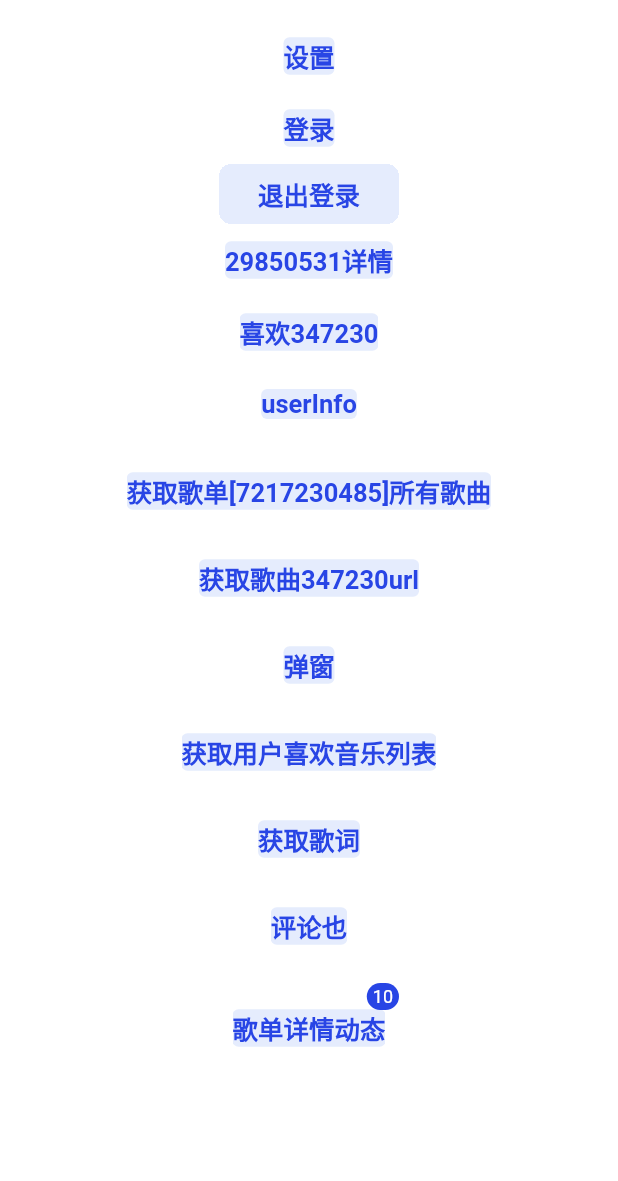
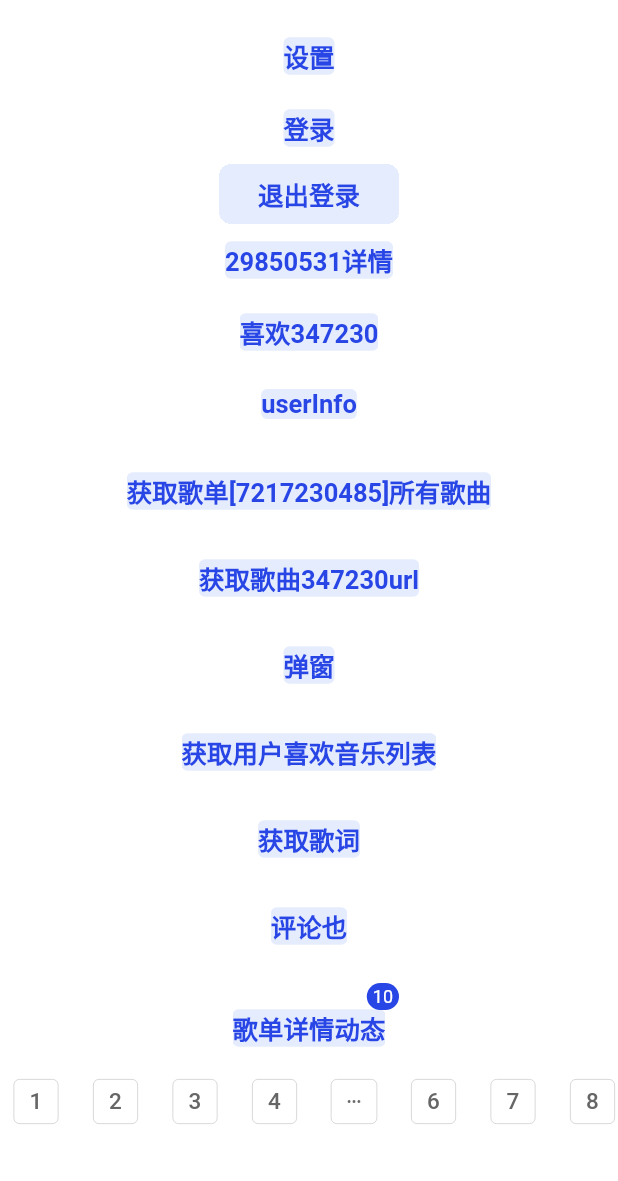
Before and after one commit to ijinfeng/dreamMusic, a Flutter app: the SettingPage screen opened by its route, after a tap on "设置", on a phone screen of 412 x 824 dp, the part 55-1236 px from its top. Run offline on Flutter 3.47's test engine with Material 2 defaults, Android fonts, the phone set to English and light mode, and no system bars; our stand-ins replace audioplayers, cookie_jar, dio, dio_cookie_manager, easy_refresh, flutter_easyloading and 2 more; missing offline and left inert: bitsdojo_window, dart:ffi; accounts and stored records are empty.

Commit message:
页码控制组件

```diff
--- a/lib/src/pages/comment/model/comment_state_model.dart
+++ b/lib/src/pages/comment/model/comment_state_model.dart
@@ -16,8 +16,10 @@ class CommentStateModel extends BaseChangeNotifier with EasyInterface {
 
   bool hasRequestData = false;
 
-  int offset = 0;
+  int get offset => page * limit;
   final int limit = 20;
+
+  int page = 0;
 
   /// 是否需要展示热门评论
   bool get needShowHotComments => offset == 0;
--- a/lib/src/pages/comment/view/comment_list_view.dart
+++ b/lib/src/pages/comment/view/comment_list_view.dart
@@ -5,6 +5,7 @@ import 'package:dream_music/src/components/listview/list_view.dart';
 import 'package:dream_music/src/components/util/utils.dart';
 import 'package:dream_music/src/pages/comment/model/comment_state_model.dart';
 import 'package:dream_music/src/pages/comment/view/comment_cell.dart';
+import 'package:dream_music/src/pages/comment/view/comment_paging_control.dart';
 import 'package:dream_music/src/pages/comment/view/comment_section_title.dart';
 import 'package:flutter/material.dart';
 import 'package:provider/provider.dart';
@@ -52,6 +53,13 @@ class CommentListView extends StatelessWidget {
                       );
                     }
                   } else {
+                    if (index == state.comments.length) {
+                      return CommentPagingControl(
+                        total: state.commentDetailModel?.total ?? 0,
+                        currentPage: state.page,
+                        pageLimit: state.limit,
+                        onPageChanged: (page) {},);
+                    }
                     return CommentCell(
                       model: state.comments[index],
                     );
@@ -65,7 +73,7 @@ class CommentListView extends StatelessWidget {
                     }
                     return count;
                   } else {
-                    return state.comments.length;
+                    return state.comments.length + 1;
                   }
                 },
                 sectionCount: 2,
--- a/lib/src/pages/comment/view/comment_paging_control.dart
+++ b/lib/src/pages/comment/view/comment_paging_control.dart
@@ -1,10 +1,139 @@
+import 'package:dream_music/src/components/image/image_view.dart';
+import 'package:dream_music/src/config/global_constant.dart';
+import 'package:dream_music/src/config/theme_color_constant.dart';
 import 'package:flutter/material.dart';
+
+enum PageButtonType {
+  number,
+  more
+}
 
 /// 评论翻页控制组件
 class CommentPagingControl extends StatelessWidget {
+
+  const CommentPagingControl({
+    Key? key,
+    required this.total,
+    required this.onPageChanged,
+    this.currentPage = 0,
+    this.pageLimit = 20,
+  }) : assert(pageLimit != 0), super(key: key);
+
+  /// 总共的数量
+  final int total;
+  /// 当前页
+  final int currentPage;
+  /// 每页的数据量
+  final int pageLimit;
+  /// 页码变更回调
+  final OneParamCallback<int> onPageChanged;
+
+
   @override
   Widget build(BuildContext context) {
-    // TODO: implement build
-    throw UnimplementedError();
+    int totalPageCount = (total / pageLimit).ceil();
+  // 1 2 3 [4] 5 6 7 8 [...] t
+
+  // 左侧剩余的页数
+  int left = currentPage;
+  // 右侧剩余的页数
+  int right = totalPageCount - currentPage;
+
+  debugPrint("[page]pageCount-$totalPageCount, currentPage-$currentPage, left: $left, right: $right");
+
+  List<PageButtonType> types = [
+    PageButtonType.number,PageButtonType.number,
+    PageButtonType.number,PageButtonType.number,
+    PageButtonType.more,
+    PageButtonType.number,PageButtonType.number,
+    PageButtonType.number
+  ];
+
+List<Widget> children = [];
+for (int i = 0; i < types.length; i++) {
+  final type = types[i];
+  children.add(
+    type == PageButtonType.number ? _NumberPageButton(
+      count: i,
+      onTap: () {
+
+      },
+    ) :const _MorePageButton()
+  );
+  if (i != types.length - 1) {
+    children.add(
+        const SizedBox(width: 5,)
+    );
   }
 }
+    return Container(
+      height: 50,
+      alignment: Alignment.center,
+      child: Row(
+        mainAxisAlignment: MainAxisAlignment.center,
+        children: children,
+      ),
+    );
+  }
+}
+
+class _BasePageButton extends StatelessWidget {
+  const _BasePageButton({
+    Key? key,
+    required this.child,
+    this.selected = false,
+    this.onTap
+  }) : super(key: key);
+
+  final Widget child;
+  final bool selected;
+  final VoidCallback? onTap;
+
+  @override
+  Widget build(BuildContext context) {
+    return OutlinedButton(onPressed: selected ? null : onTap,
+    style: OutlinedButton.styleFrom(
+      minimumSize: const Size(30, 30),
+      padding: const EdgeInsets.symmetric(horizontal: 8),
+      side: const BorderSide(
+        color: kDividerColor,
+        width: 0.5
+      ),
+      backgroundColor: selected ? kHighlightThemeColor : kPageBackgroundColor
+    ),
+    child: child);
+  }
+}
+
+class _NumberPageButton extends _BasePageButton {
+  _NumberPageButton({
+    Key? key,
+    required this.count,
+    bool selected = false,
+    VoidCallback? onTap,
+  }) : super(
+    key: key,
+    selected: selected,
+    onTap: onTap,
+    child: Text(
+      "${count+1}",
+      style: TextStyle(
+        fontSize: 15,
+        color: selected ? Colors.white : kText6Color,
+        fontWeight: FontWeight.w500
+      ),
+    )
+  );
+
+  final int count;
+}
+
+class _MorePageButton extends _BasePageButton {
+  const _MorePageButton({
+    Key? key
+  }) : super(
+    key: key,
+    selected: false,
+    child: const ImageView.asset(src: 'icon_page_more', width: 15, height: 15, color: kText6Color),
+  );
+}
--- /dev/null
+++ b/lib/src/pages/setting/model/setting_state_model.dart
@@ -0,0 +1,15 @@
+import 'package:dream_music/src/components/basic/base_change_notifier.dart';
+
+class SettingStateModel extends BaseChangeNotifier {
+  int total = 1461;
+  int limit = 20;
+  int _page = 0;
+  int get page => _page;
+  set page(int value) {
+    if (_page == value) {
+      return;
+    }
+    _page = value;
+    notifyListeners();
+  }
+}
--- a/lib/src/pages/setting/setting_page.dart
+++ b/lib/src/pages/setting/setting_page.dart
@@ -8,10 +8,12 @@ import 'package:dream_music/src/components/network/netease_request.dart';
 import 'package:dream_music/src/components/router/page_routers.dart';
 import 'package:dream_music/src/config/app_shared_model.dart';
 import 'package:dream_music/src/pages/comment/request/comment_request.dart';
+import 'package:dream_music/src/pages/comment/view/comment_paging_control.dart';
 import 'package:dream_music/src/pages/home/home_page.dart';
 import 'package:dream_music/src/pages/home/model/home_state_model.dart';
 import 'package:dream_music/src/pages/login/request/login_request.dart';
 import 'package:dream_music/src/pages/personalFM/request/personal_request.dart';
+import 'package:dream_music/src/pages/setting/model/setting_state_model.dart';
 import 'package:dream_music/src/pages/song_detail/request/song_detail_request.dart';
 import 'package:dream_music/src/pages/songlist/request/songlist_request.dart';
 import 'package:dream_music/src/pages/user/request/user_request.dart';
@@ -24,7 +26,11 @@ class SettingPage extends StatelessWidget with EasyInterface {
   @override
   Widget build(BuildContext context) {
     return CommonScaffold(
-      body: Center(
+      body: ChangeNotifierProvider(
+        create: (context) => SettingStateModel(),
+        builder: (context, child) {
+          final state = context.read<SettingStateModel>();
+          return Center(
         child: Column(
           children: [
             MainButton.title(
@@ -143,9 +149,19 @@ class SettingPage extends StatelessWidget with EasyInterface {
                   "uid": AppSharedManager().userModel?.account?.id
                 });
               },),
+            ),
+            Selector<SettingStateModel, int>(
+              selector: (p0, p1) => p1.page,
+              builder: (context, page, child) {
+                return CommentPagingControl(total: state.total, pageLimit: state.limit, currentPage: page, onPageChanged: (page) {
+              state.page = page;
+            },);
+              },
             )
           ],
         ),
+      );
+        },
       ),
     );
   }
```
Also changed, not shown: assets/icon_page_more.png (added).
